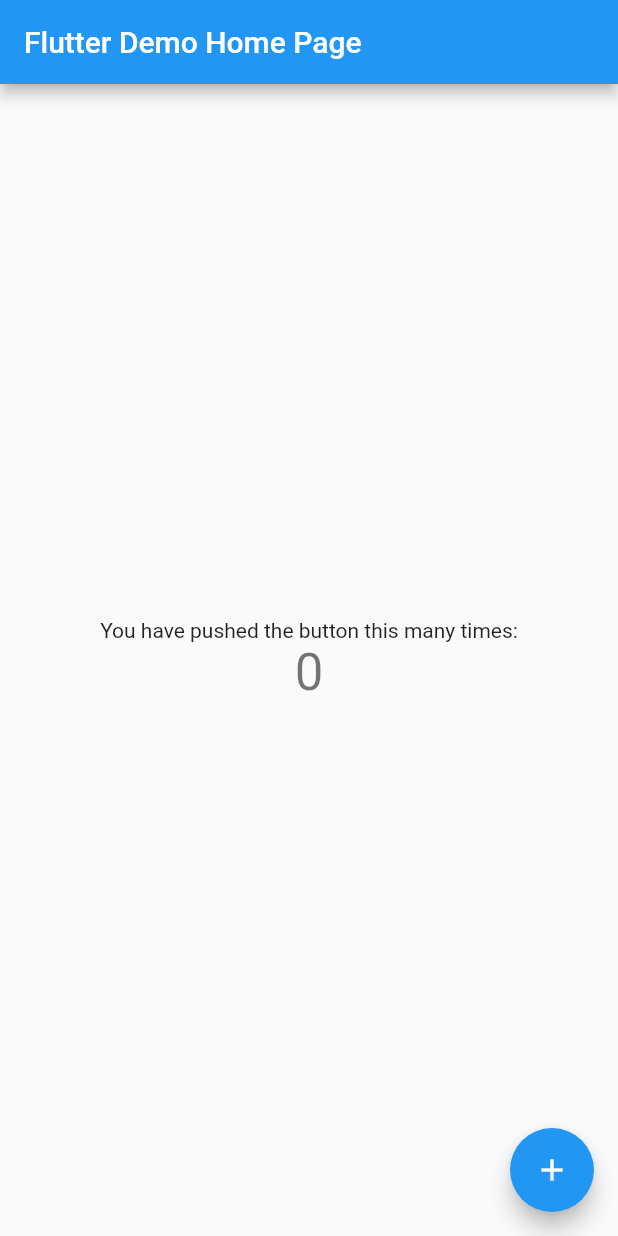
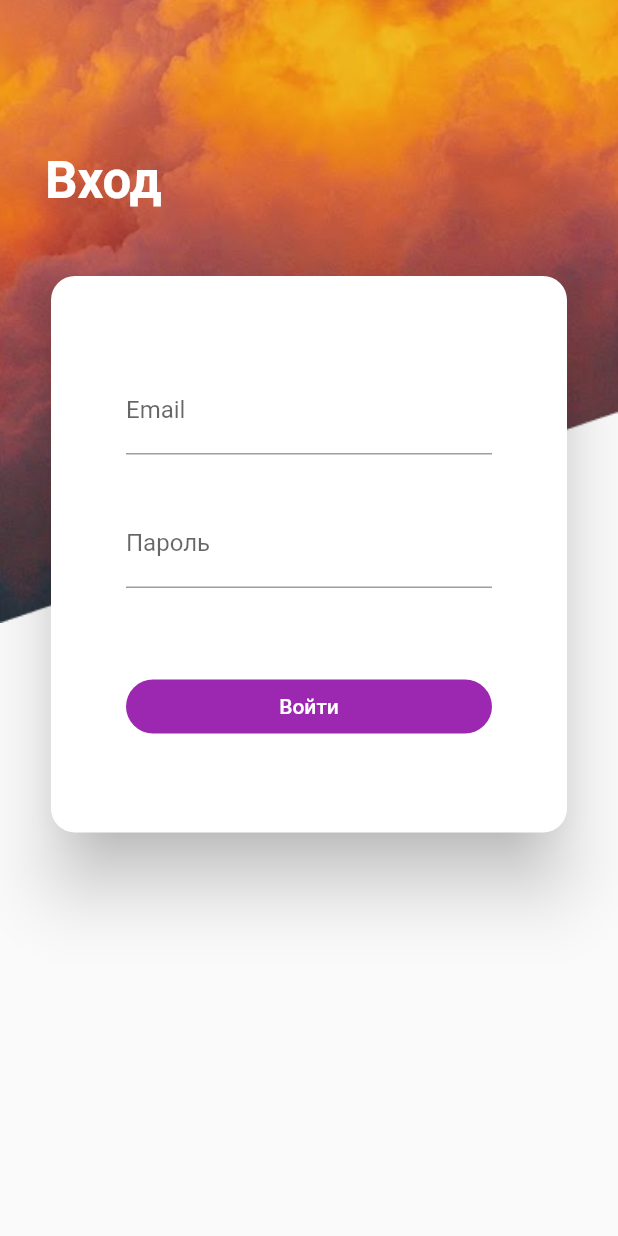
Before and after one commit to ShiryaevNikolay/List_of_users_flutter, a Flutter app: the screen it shows after launch, on a phone screen of 412 x 824 dp. Run offline on Flutter 3.47's test engine with Material 2 defaults, Android fonts, the phone set to English and light mode, and no system bars.

Commit message:
Делает верстку экрана авторизации

```diff
--- a/lib/main.dart
+++ b/lib/main.dart
@@ -1,113 +1,9 @@
 import 'package:flutter/material.dart';
+import 'package:users_list_flutter/screens/login.dart';
 
-void main() {
-  runApp(MyApp());
-}
-
-class MyApp extends StatelessWidget {
-  // This widget is the root of your application.
-  @override
-  Widget build(BuildContext context) {
-    return MaterialApp(
-      title: 'Flutter Demo',
-      theme: ThemeData(
-        // This is the theme of your application.
-        //
-        // Try running your application with "flutter run". You'll see the
-        // application has a blue toolbar. Then, without quitting the app, try
-        // changing the primarySwatch below to Colors.green and then invoke
-        // "hot reload" (press "r" in the console where you ran "flutter run",
-        // or simply save your changes to "hot reload" in a Flutter IDE).
-        // Notice that the counter didn't reset back to zero; the application
-        // is not restarted.
-        primarySwatch: Colors.blue,
-      ),
-      home: MyHomePage(title: 'Flutter Demo Home Page'),
-    );
-  }
-}
-
-class MyHomePage extends StatefulWidget {
-  MyHomePage({Key key, this.title}) : super(key: key);
-
-  // This widget is the home page of your application. It is stateful, meaning
-  // that it has a State object (defined below) that contains fields that affect
-  // how it looks.
-
-  // This class is the configuration for the state. It holds the values (in this
-  // case the title) provided by the parent (in this case the App widget) and
-  // used by the build method of the State. Fields in a Widget subclass are
-  // always marked "final".
-
-  final String title;
-
-  @override
-  _MyHomePageState createState() => _MyHomePageState();
-}
-
-class _MyHomePageState extends State<MyHomePage> {
-  int _counter = 0;
-
-  void _incrementCounter() {
-    setState(() {
-      // This call to setState tells the Flutter framework that something has
-      // changed in this State, which causes it to rerun the build method below
-      // so that the display can reflect the updated values. If we changed
-      // _counter without calling setState(), then the build method would not be
-      // called again, and so nothing would appear to happen.
-      _counter++;
-    });
-  }
-
-  @override
-  Widget build(BuildContext context) {
-    // This method is rerun every time setState is called, for instance as done
-    // by the _incrementCounter method above.
-    //
-    // The Flutter framework has been optimized to make rerunning build methods
-    // fast, so that you can just rebuild anything that needs updating rather
-    // than having to individually change instances of widgets.
-    return Scaffold(
-      appBar: AppBar(
-        // Here we take the value from the MyHomePage object that was created by
-        // the App.build method, and use it to set our appbar title.
-        title: Text(widget.title),
-      ),
-      body: Center(
-        // Center is a layout widget. It takes a single child and positions it
-        // in the middle of the parent.
-        child: Column(
-          // Column is also a layout widget. It takes a list of children and
-          // arranges them vertically. By default, it sizes itself to fit its
-          // children horizontally, and tries to be as tall as its parent.
-          //
-          // Invoke "debug painting" (press "p" in the console, choose the
-          // "Toggle Debug Paint" action from the Flutter Inspector in Android
-          // Studio, or the "Toggle Debug Paint" command in Visual Studio Code)
-          // to see the wireframe for each widget.
-          //
-          // Column has various properties to control how it sizes itself and
-          // how it positions its children. Here we use mainAxisAlignment to
-          // center the children vertically; the main axis here is the vertical
-          // axis because Columns are vertical (the cross axis would be
-          // horizontal).
-          mainAxisAlignment: MainAxisAlignment.center,
-          children: <Widget>[
-            Text(
-              'You have pushed the button this many times:',
-            ),
-            Text(
-              '$_counter',
-              style: Theme.of(context).textTheme.headline4,
-            ),
-          ],
-        ),
-      ),
-      floatingActionButton: FloatingActionButton(
-        onPressed: _incrementCounter,
-        tooltip: 'Increment',
-        child: Icon(Icons.add),
-      ), // This trailing comma makes auto-formatting nicer for build methods.
-    );
-  }
-}
+void main() => runApp(MaterialApp(
+  theme: ThemeData(
+    primarySwatch: Colors.purple
+  ),
+  home: LoginScreen()
+));
--- /dev/null
+++ b/lib/screens/login.dart
@@ -0,0 +1,64 @@
+import 'package:flutter/material.dart';
+import 'package:users_list_flutter/widgets/button.dart';
+import 'package:users_list_flutter/widgets/field.dart';
+
+class LoginScreen extends StatelessWidget {
+
+  @override
+  Widget build(BuildContext context) {
+    return Scaffold(
+      body: Stack(
+        fit: StackFit.expand,
+        children: [
+          Positioned(
+            top: 0,
+            right: 0,
+            left: 0,
+            child: Image.asset(
+              "assets/images/bg_login.png",
+              fit: BoxFit.fitWidth,
+            ),
+          ),
+          Positioned(
+            bottom: 50,
+            left: 30,
+            right: 30,
+            top: 100,
+            child: Column(
+              crossAxisAlignment: CrossAxisAlignment.stretch,
+              children: [
+                Text(
+                  "Вход",
+                  style: TextStyle(
+                    color: Colors.white,
+                    fontSize: 34,
+                    fontWeight: FontWeight.bold
+                  ),
+                ),
+                const SizedBox(height: 40,),
+                Card(
+                  elevation: 20,
+                  shape: RoundedRectangleBorder(
+                    borderRadius: BorderRadius.circular(16)
+                  ),
+                  child: Padding(
+                    padding: EdgeInsets.symmetric(horizontal: 50, vertical: 60),
+                    child: Column(
+                      children: [
+                        CustomTextField(label: "Email",),
+                        const SizedBox(height: 30,),
+                        CustomTextField(label: "Пароль",),
+                        const SizedBox(height: 55),
+                        CustomButton(child: Text("Войти"),)
+                      ],
+                    ),
+                  )
+                )
+              ],
+            )
+          )
+        ],
+      )
+    );
+  }
+}
--- /dev/null
+++ b/lib/widgets/button.dart
@@ -0,0 +1,25 @@
+import 'package:flutter/material.dart';
+
+class CustomButton extends StatelessWidget {
+  CustomButton({this.child});
+
+  final child;
+
+  @override
+  Widget build(BuildContext context) =>
+      MaterialButton(
+        elevation: 0,
+        focusElevation: 0,
+        hoverElevation: 0,
+        highlightElevation: 0,
+        minWidth: double.infinity,
+        color: Colors.purple,
+        textColor: Colors.white,
+        shape: StadiumBorder(
+          side: BorderSide(
+            width: double.infinity
+          )
+        ),
+        child: child, onPressed: () {}
+      );
+}
--- /dev/null
+++ b/lib/widgets/field.dart
@@ -0,0 +1,15 @@
+import 'package:flutter/material.dart';
+
+class CustomTextField extends StatelessWidget {
+
+  CustomTextField({this.label = ""});
+
+  final String label;
+
+  @override
+  Widget build(BuildContext context) => TextFormField(
+    decoration: InputDecoration(
+      labelText: label
+    ),
+  );
+}
--- a/pubspec.yaml
+++ b/pubspec.yaml
@@ -18,7 +18,7 @@
 version: 1.0.0+1
 
 environment:
-  sdk: ">=2.7.0 <3.0.0"
+  sdk: ">=2.12.0 <3.0.0"
 
 dependencies:
   flutter:
@@ -48,6 +48,8 @@
   # assets:
   #   - images/a_dot_burr.jpeg
   #   - images/a_dot_ham.jpeg
+  assets:
+    - assets/images/
 
   # An image asset can refer to one or more resolution-specific "variants", see
   # https://flutter.dev/assets-and-images/#resolution-aware.
```
Also changed, not shown: assets/images/bg_login.png (added), pubspec.lock.
